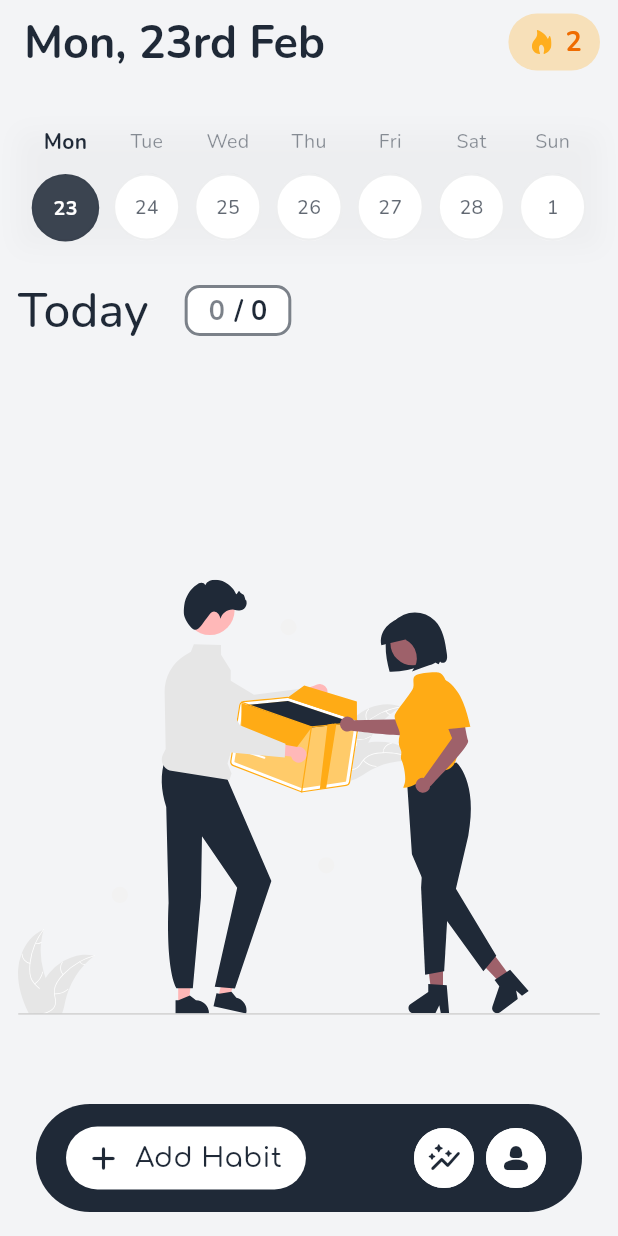
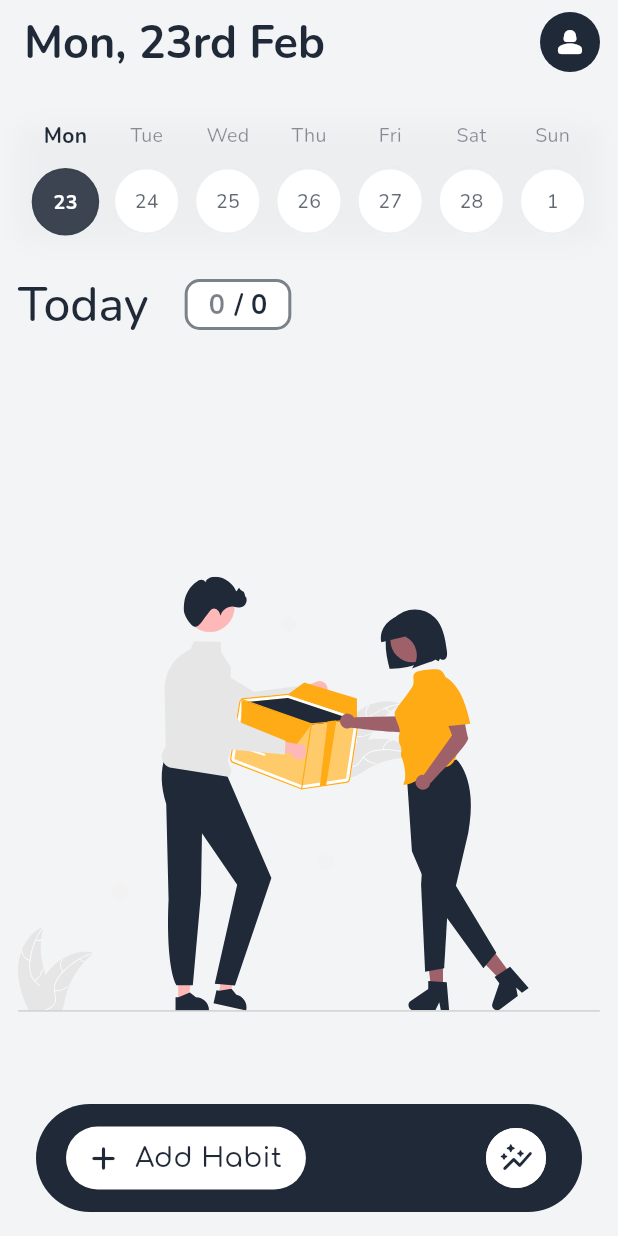
Before and after one commit to kuriboh23/Habit_Tracker, a Flutter app: the screen it shows after launch, on a phone screen of 412 x 824 dp. Run offline on Flutter 3.47's test engine with Material 3 defaults, Android fonts, the phone set to English and light mode, and no system bars; our stand-ins replace flutter_slidable, flutter_svg, hive, hive_flutter; accounts and stored records are empty.

Commit message:
Update UI

```diff
--- a/lib/core/theme/app_color.dart
+++ b/lib/core/theme/app_color.dart
@@ -5,7 +5,6 @@ class AppColors {
   AppColors._();
 
   // --- Core Colors ---
-  static const Color primary = Color(0xFFFB135C); // A nice purple/indigo
   static const Color secondary = Color(0xFFFFAF26); // Pastel orange for accents
 
   // --- Backgrounds ---
--- a/lib/core/theme/app_theme.dart
+++ b/lib/core/theme/app_theme.dart
@@ -15,11 +15,11 @@ class AppTheme {
       ),
     ),
     scaffoldBackgroundColor: AppColors.lightBackground,
-    primaryColor: AppColors.primary,
+    primaryColor: AppColors.lightSurface,
     fontFamily: 'Nunito',
 
     colorScheme: const ColorScheme.light(
-      primary: AppColors.primary,
+      primary: AppColors.lightSurface,
       secondary: AppColors.secondary,
       surface: AppColors.lightSurface,
       onSurface: AppColors.lightText,
@@ -56,7 +56,7 @@ class AppTheme {
       shape: RoundedRectangleBorder(borderRadius: BorderRadius.circular(4)),
       fillColor: WidgetStateProperty.resolveWith((states) {
         if (states.contains(WidgetState.selected)) {
-          return AppColors.primary;
+          return AppColors.lightSurface;
         }
         return Colors.transparent;
       }),
--- a/lib/data/repositories/habit_repository.dart
+++ b/lib/data/repositories/habit_repository.dart
@@ -6,6 +6,7 @@ class HabitRepository {
   static const String boxName = 'habits_box';
 
   Box<Habit> get _box => Hive.box<Habit>(boxName);
+
 
   // CREATE
   Future<void> addHabit(Habit habit) async {
@@ -91,5 +92,4 @@ class HabitRepository {
 
     await habit.save();
   }
-
 }
--- a/lib/main.dart
+++ b/lib/main.dart
@@ -14,7 +14,6 @@ void main() async{
   await Hive.initFlutter();
 
   Hive.registerAdapter(HabitAdapter());
-
   await Hive.openBox<Habit>(HabitRepository.boxName);
 
   runApp(
--- a/lib/presentation/screens/home_screen.dart
+++ b/lib/presentation/screens/home_screen.dart
@@ -6,7 +6,8 @@ import 'package:habit_tracker/presentation/widgets/bottom_nav_bar.dart';
 import 'package:habit_tracker/presentation/widgets/date_row.dart';
 import 'package:habit_tracker/presentation/widgets/done_habits_badge.dart';
 import 'package:habit_tracker/presentation/widgets/habit_list_tile.dart';
-import 'package:habit_tracker/presentation/widgets/streak_badge.dart';
+import 'package:habit_tracker/presentation/widgets/nav_icon_button.dart';
+// import 'package:habit_tracker/presentation/widgets/streak_badge.dart';
 import 'package:provider/provider.dart';
 
 class HomeScreen extends StatefulWidget {
@@ -41,7 +42,13 @@ void initState() {
         title: Text(AppStrings.homeDateHeading, style: theme.textTheme.headlineLarge),
         backgroundColor: Colors.transparent,
          actions: [
-          StreakBadge(count: 2, iconPath: 'assets/icons/flame.svg', backgroundColor: colors.secondary),
+          // StreakBadge(count: 0, iconPath: 'assets/icons/flame.svg', backgroundColor: colors.secondary),
+          CircleAvatar(
+            backgroundColor: colors.onSurface,
+            child: IconButton(onPressed: () {
+
+            }, icon: Icon(Icons.person_2_rounded)),
+          ),
           SizedBox(width: 12,)
         ],
       ),
@@ -50,7 +57,7 @@ void initState() {
           child: Column(
             crossAxisAlignment: CrossAxisAlignment.start,
             children: [
-              SizedBox(height: 28,),
+              SizedBox(height: 24,),
               DateRow(),
               SizedBox(height: 26,),
               Row(
--- a/lib/presentation/widgets/bottom_nav_bar.dart
+++ b/lib/presentation/widgets/bottom_nav_bar.dart
@@ -1,7 +1,9 @@
 import 'package:flutter/material.dart';
 import 'package:habit_tracker/core/constants/app_strings.dart';
+import 'package:habit_tracker/data/local/habit_provider.dart';
 import 'package:habit_tracker/presentation/widgets/app_button.dart';
 import 'package:habit_tracker/presentation/widgets/nav_icon_button.dart';
+import 'package:provider/provider.dart';
 
 class BottomNavBar extends StatelessWidget {
   const BottomNavBar({
@@ -38,7 +40,7 @@ class BottomNavBar extends StatelessWidget {
           ),
           const Spacer(),
           NavIconButton(colors: colors, icon: Icons.auto_graph_rounded,),
-          NavIconButton(colors: colors, icon: Icons.person_2_rounded)
+
         ],
       ),
     );
--- a/lib/presentation/widgets/nav_icon_button.dart
+++ b/lib/presentation/widgets/nav_icon_button.dart
@@ -3,11 +3,15 @@ import 'package:flutter/material.dart';
 class NavIconButton extends StatelessWidget {
   const NavIconButton({
     super.key,
+    this.bgColor,
+    this.iconColor,
     required this.colors,
     required this.icon,
     this.onPressed,
   });
 
+  final Color? bgColor;
+  final Color? iconColor;
   final ColorScheme colors;
   final IconData icon;
   final VoidCallback? onPressed;
@@ -16,11 +20,11 @@ class NavIconButton extends StatelessWidget {
   Widget build(BuildContext context) {
     return IconButton(
       onPressed: onPressed ?? (){},
-      icon: Icon(icon, size: 24, color: colors.onSurface),
+      icon: Icon(icon, size: 24, color: iconColor ?? colors.onSurface),
       style: IconButton.styleFrom(
-        backgroundColor: colors.surface,
+        backgroundColor: bgColor ?? colors.surface,
         shape: CircleBorder(
-          side: BorderSide(width: 2, color: colors.surface),
+          side: BorderSide(width: 2, color: bgColor ?? colors.surface),
         ),
       ),
     );
```
Also changed, not shown: lib/data/models/habit.g.dart.
